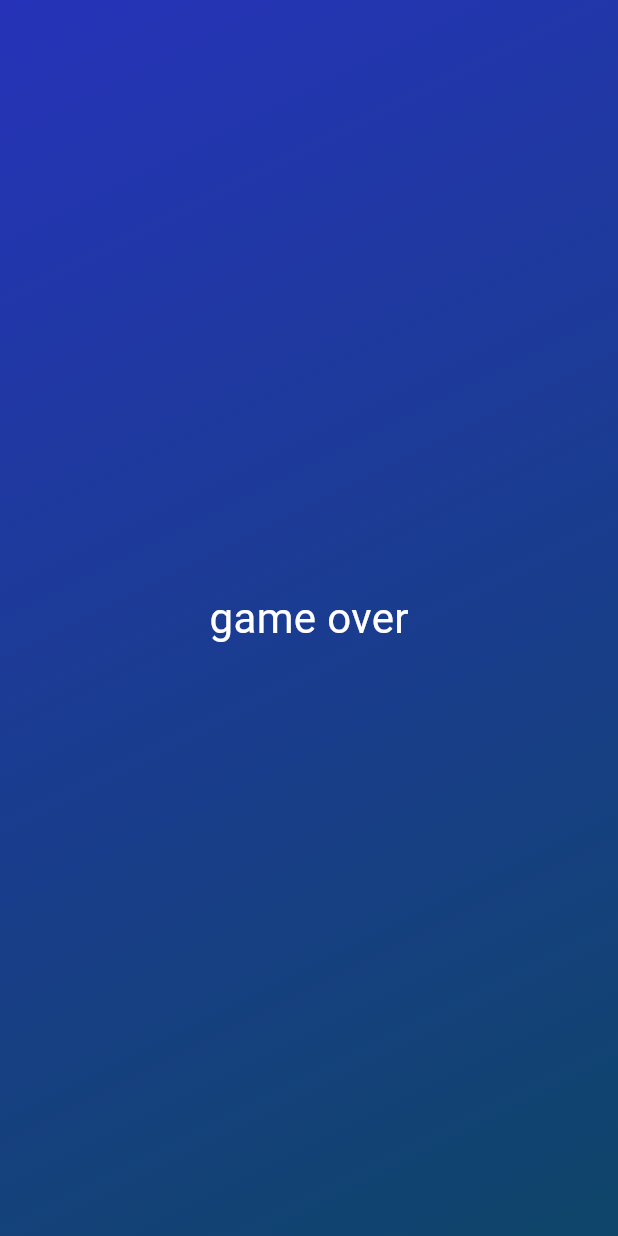
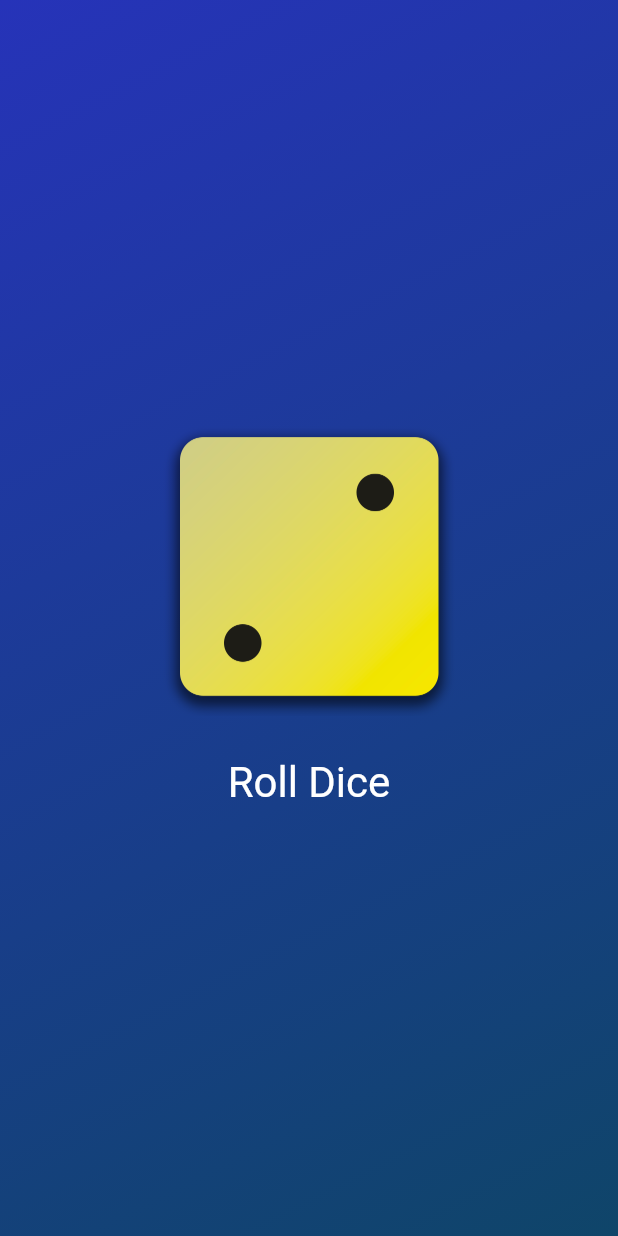
Before and after one commit to Amrendra29/first_app, a Flutter app: the screen it shows after launch, on a phone screen of 412 x 824 dp. Run offline on Flutter 3.47's test engine with Material 3 defaults, Android fonts, the phone set to English and light mode, and no system bars.

Commit message:
complete the dice roller app

```diff
--- /dev/null
+++ b/lib/dice_roller.dart
@@ -0,0 +1,40 @@
+import 'package:flutter/material.dart';
+import 'dart:math';
+
+var randomizer = Random();
+
+class DiceRoller extends StatefulWidget {
+  @override
+  State<DiceRoller> createState() {
+    // TODO: implement createState
+    return _DiceRollerState();
+  }
+}
+
+class _DiceRollerState extends State<DiceRoller> {
+  var currentDiceRoll = 2;
+  void rolldice() {
+    setState(() {
+      currentDiceRoll = randomizer.nextInt(6) + 1;
+    });
+  }
+
+  @override
+  Widget build(BuildContext context) {
+    return Column(
+      mainAxisSize: MainAxisSize.min,
+      children: [
+        Image.asset('assets/images/dice-$currentDiceRoll.png', width: 200),
+        SizedBox(height: 20),
+        TextButton(
+          onPressed: rolldice,
+          style: TextButton.styleFrom(
+            foregroundColor: Colors.white,
+            textStyle: TextStyle(fontSize: 28),
+          ),
+          child: Text('Roll Dice'),
+        ),
+      ],
+    );
+  }
+}
--- a/lib/gradient_container.dart
+++ b/lib/gradient_container.dart
@@ -1,8 +1,9 @@
 import 'package:flutter/material.dart';
-import 'package:first_app/styled_text.dart';
+import 'package:first_app/dice_roller.dart';
 
 class GradientContainer extends StatelessWidget {
-  const GradientContainer({super.key});
+  GradientContainer({super.key});
+
   @override
   Widget build(BuildContext context) {
     return Container(
@@ -17,7 +18,7 @@ class GradientContainer extends StatelessWidget {
         ),
       ),
 
-      child: Center(child: StyledText('game over')),
+      child: Center(child: DiceRoller()),
     );
   }
 }
```
Also changed, not shown: pubspec.yaml (+8 -5 lines), assets/images/dice-1.png (added), assets/images/dice-2.png (added), assets/images/dice-3.png (added), assets/images/dice-4.png (added), assets/images/dice-5.png (added), assets/images/dice-6.png (added).
